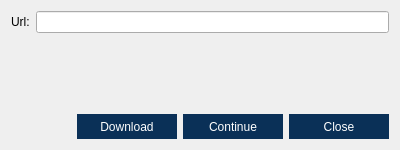
This is src/qt/forms/downloader.ui in VeriConomy/vericoin as Qt 5 draws it before an edit. The edited form follows.
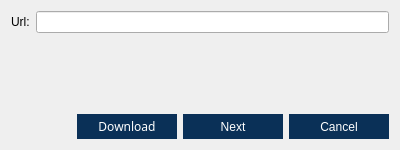
This is the edited form.

Commit message: downloader progress bar and ui changes

Diff of the .ui file:
```diff
--- a/src/qt/forms/downloader.ui
+++ b/src/qt/forms/downloader.ui
@@ -54,6 +54,11 @@
          <height>25</height>
         </size>
        </property>
+       <property name="font">
+        <font>
+         <family>TakaoPGothic</family>
+        </font>
+       </property>
        <property name="styleSheet">
         <string notr="true">QPushButton { background : #0a3057; border : none; color: #FFFFFF} QPushButton:hover { background : #418BCA; } 
 QPushButton:pressed { background : #418BCA; }</string>
@@ -82,7 +87,7 @@
 QPushButton:pressed { background : #418BCA; }</string>
        </property>
        <property name="text">
-        <string>Continue</string>
+        <string>Next</string>
        </property>
        <property name="autoDefault">
         <bool>false</bool>
@@ -102,7 +107,7 @@
 QPushButton:pressed { background : #418BCA; }</string>
        </property>
        <property name="text">
-        <string>Close</string>
+        <string>Cancel</string>
        </property>
        <property name="autoDefault">
         <bool>false</bool>
```
Left out of the diff: 6 changed lines with no effect on the pictures. The commit also changes 10 other files.
